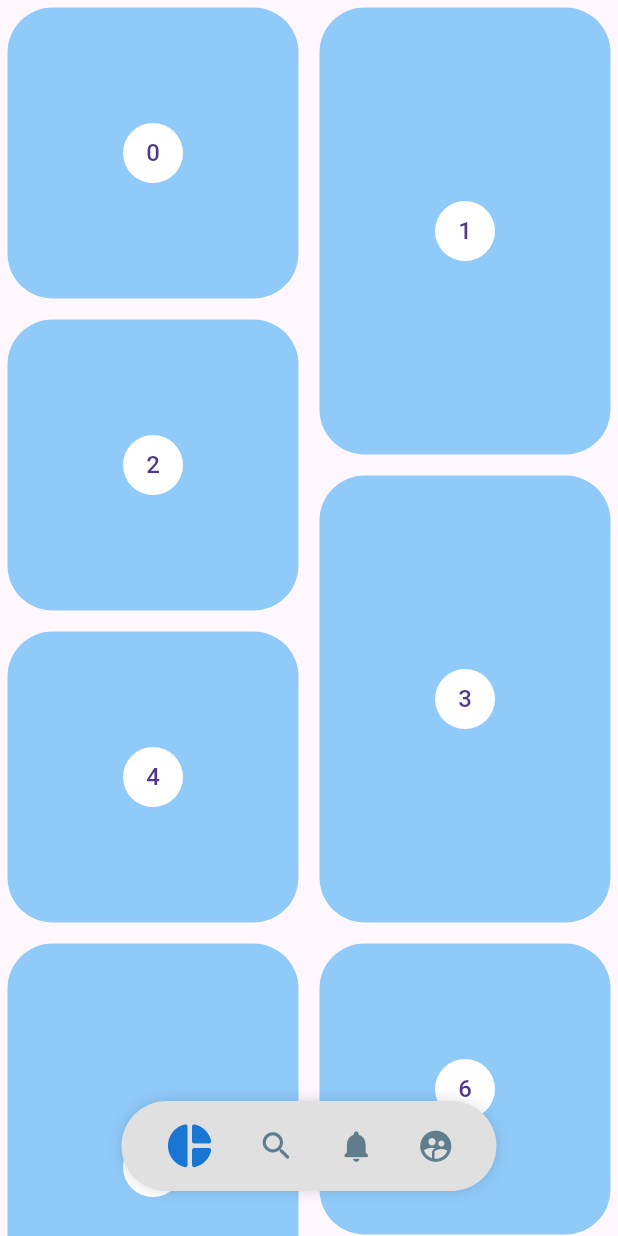
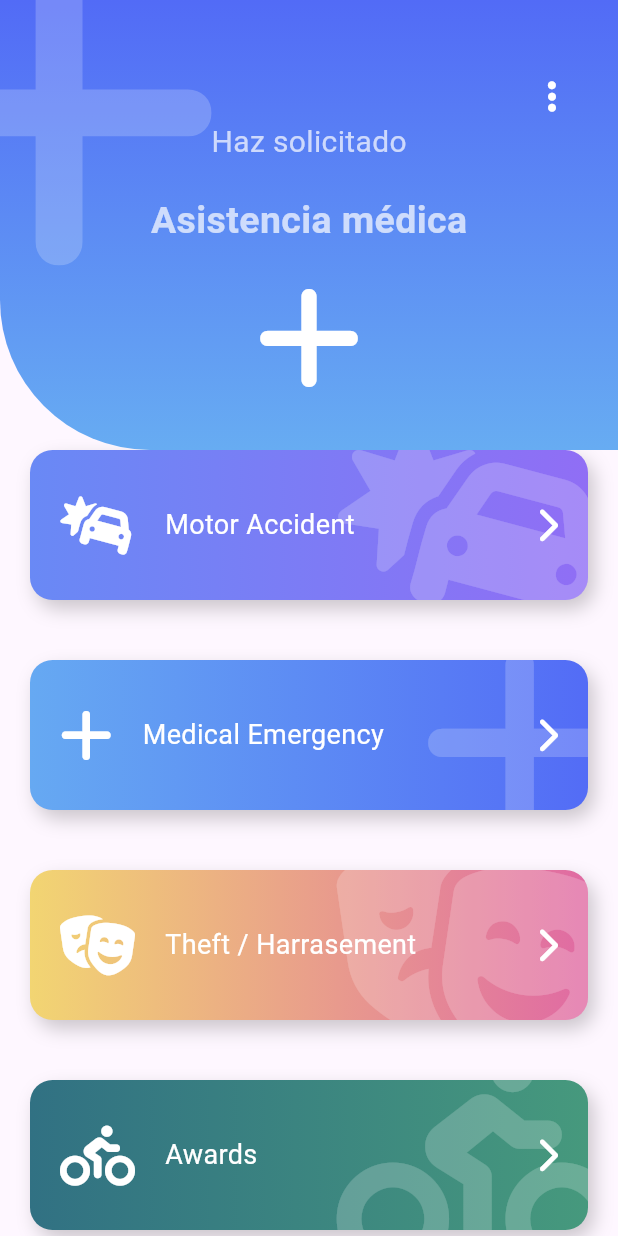
Before and after one commit to marcelaTrujilloToro/advance-flutter, a Flutter app: the screen it shows after launch, on a phone screen of 412 x 824 dp. Run offline on Flutter 3.47's test engine with Material 3 defaults, Android fonts, the phone set to English and light mode, and no system bars; our stand-ins replace animate_do, flutter_svg, font_awesome_flutter.

Commit message:
emergency-page

```diff
--- a/lib/main.dart
+++ b/lib/main.dart
@@ -1,5 +1,6 @@
 import 'package:flutter/material.dart';
-import 'package:disenos/src/pages/pinterest_page.dart';
+import 'package:disenos/src/pages/emergency_page.dart';
+// import 'package:disenos/src/pages/pinterest_page.dart';
 // import 'package:disenos/src/pages/slideshow_page.dart';
 // import 'package:disenos/src/labs/slideshow_page.dart';
 // import 'package:disenos/src/pages/circular_graphics_page.dart';
@@ -17,10 +18,10 @@ class MainApp extends StatelessWidget {
 
   @override
   Widget build(BuildContext context) {
-    return const MaterialApp(
+    return MaterialApp(
       debugShowCheckedModeBanner: false,
       title: 'Diseños App',
-      home: PinterestPage(),
+      home: EmergencyPage(),
     );
   }
 }
--- /dev/null
+++ b/lib/src/pages/emergency_page.dart
@@ -0,0 +1,117 @@
+import 'package:animate_do/animate_do.dart';
+import 'package:disenos/src/widgets/emergency_header.dart';
+import 'package:disenos/src/widgets/fat_button.dart';
+import 'package:flutter/material.dart';
+import 'package:font_awesome_flutter/font_awesome_flutter.dart';
+
+class ItemBoton {
+  final IconData icon;
+  final String texto;
+  final Color color1;
+  final Color color2;
+
+  ItemBoton(this.icon, this.texto, this.color1, this.color2);
+}
+
+class EmergencyPage extends StatelessWidget {
+  const EmergencyPage({super.key});
+
+  @override
+  Widget build(BuildContext context) {
+    final items = <ItemBoton>[
+      ItemBoton(FontAwesomeIcons.carBurst, 'Motor Accident',
+          const Color(0xff6989F5), const Color(0xff906EF5)),
+      ItemBoton(FontAwesomeIcons.plus, 'Medical Emergency',
+          const Color(0xff66A9F2), const Color(0xff536CF6)),
+      ItemBoton(FontAwesomeIcons.masksTheater, 'Theft / Harrasement',
+          const Color(0xffF2D572), const Color(0xffE06AA3)),
+      ItemBoton(FontAwesomeIcons.personBiking, 'Awards',
+          const Color(0xff317183), const Color(0xff46997D)),
+      ItemBoton(FontAwesomeIcons.carBurst, 'Motor Accident',
+          const Color(0xff6989F5), const Color(0xff906EF5)),
+      ItemBoton(FontAwesomeIcons.plus, 'Medical Emergency',
+          const Color(0xff66A9F2), const Color(0xff536CF6)),
+      ItemBoton(FontAwesomeIcons.masksTheater, 'Theft / Harrasement',
+          const Color(0xffF2D572), const Color(0xffE06AA3)),
+      ItemBoton(FontAwesomeIcons.personBiking, 'Awards',
+          const Color(0xff317183), const Color(0xff46997D)),
+      ItemBoton(FontAwesomeIcons.carBurst, 'Motor Accident',
+          const Color(0xff6989F5), const Color(0xff906EF5)),
+      ItemBoton(FontAwesomeIcons.plus, 'Medical Emergency',
+          const Color(0xff66A9F2), const Color(0xff536CF6)),
+      ItemBoton(FontAwesomeIcons.masksTheater, 'Theft / Harrasement',
+          const Color(0xffF2D572), const Color(0xffE06AA3)),
+      ItemBoton(FontAwesomeIcons.personBiking, 'Awards',
+          const Color(0xff317183), const Color(0xff46997D)),
+    ];
+
+    List<Widget> itemMap = items
+        .map(
+          (item) => FadeInLeft(
+            duration: const Duration(milliseconds: 250),
+            child: FatButton(
+              icon: item.icon,
+              text: item.texto,
+              onPress: () {},
+              color1: item.color1,
+              color2: item.color2,
+            ),
+          ),
+        )
+        .toList();
+
+    return Scaffold(
+      body: Stack(
+        children: <Widget>[
+          Container(
+            margin: const EdgeInsets.only(top: 200),
+            child: ListView(
+              physics: const BouncingScrollPhysics(),
+              children: <Widget>[
+                const SizedBox(
+                  height: 80,
+                ),
+                ...itemMap
+              ],
+            ),
+          ),
+          const PageHeader()
+        ],
+      ),
+    );
+  }
+}
+
+class PageHeader extends StatelessWidget {
+  const PageHeader({
+    super.key,
+  });
+
+  @override
+  Widget build(BuildContext context) {
+    return Stack(
+      children: [
+        const EmergencyHeader(
+          icon: FontAwesomeIcons.plus,
+          title: 'Asistencia médica',
+          subTitle: 'Haz solicitado',
+          color1: Color(0xff526bf6),
+          color2: Color(0xff67acf2),
+        ),
+        Positioned(
+          right: 0,
+          top: 40,
+          child: RawMaterialButton(
+            onPressed: () {},
+            shape: const CircleBorder(),
+            padding: const EdgeInsets.all(6),
+            child: const FaIcon(
+              FontAwesomeIcons.ellipsisVertical,
+              color: Colors.white,
+            ),
+          ),
+        )
+      ],
+    );
+  }
+}
--- /dev/null
+++ b/lib/src/widgets/emergency_header.dart
@@ -0,0 +1,96 @@
+import 'package:flutter/material.dart';
+import 'package:font_awesome_flutter/font_awesome_flutter.dart';
+
+class EmergencyHeader extends StatelessWidget {
+  final IconData icon;
+  final String title;
+  final String subTitle;
+  final Color color1;
+  final Color color2;
+
+  const EmergencyHeader({
+    super.key,
+    required this.icon,
+    required this.title,
+    required this.subTitle,
+    this.color1 = Colors.blue,
+    this.color2 = Colors.blueAccent,
+  });
+
+  @override
+  Widget build(BuildContext context) {
+    final Color whiteColor = Colors.white.withOpacity(0.7);
+
+    return Stack(
+      children: [
+        _EmergencyHeaderBackground(
+          color1: color1,
+          color2: color2,
+        ),
+        Positioned(
+          top: -50,
+          left: -70,
+          child: FaIcon(
+            icon,
+            size: 250,
+            color: Colors.white.withOpacity(0.2),
+          ),
+        ),
+        Column(
+          children: <Widget>[
+            const SizedBox(
+              height: 80,
+              width: double.infinity,
+            ),
+            Text(
+              subTitle,
+              style: TextStyle(fontSize: 20, color: whiteColor),
+            ),
+            const SizedBox(height: 20),
+            Text(
+              title,
+              style: TextStyle(
+                  fontSize: 25, color: whiteColor, fontWeight: FontWeight.bold),
+            ),
+            const SizedBox(height: 20),
+            FaIcon(
+              icon,
+              size: 80,
+              color: Colors.white,
+            ),
+          ],
+        )
+      ],
+    );
+  }
+}
+
+class _EmergencyHeaderBackground extends StatelessWidget {
+  final Color color1;
+  final Color color2;
+
+  const _EmergencyHeaderBackground({
+    required this.color1,
+    required this.color2,
+  });
+
+  @override
+  Widget build(BuildContext context) {
+    return Container(
+      width: double.infinity,
+      height: 300,
+      decoration: BoxDecoration(
+        borderRadius: const BorderRadius.only(
+          bottomLeft: Radius.circular(100),
+        ),
+        gradient: LinearGradient(
+            begin: Alignment.topCenter,
+            end: Alignment.bottomCenter,
+            colors: <Color>[
+              color1,
+              color2,
+            ]),
+      ),
+    );
+  }
+}
--- /dev/null
+++ b/lib/src/widgets/fat_button.dart
@@ -0,0 +1,106 @@
+import 'package:flutter/material.dart';
+import 'package:font_awesome_flutter/font_awesome_flutter.dart';
+
+class FatButton extends StatelessWidget {
+  final IconData icon;
+  final String text;
+  final Color color1;
+  final Color color2;
+  final Function() onPress;
+
+  const FatButton({
+    super.key,
+    required this.icon,
+    required this.text,
+    this.color1 = Colors.grey,
+    this.color2 = Colors.blueGrey,
+    required this.onPress,
+  });
+
+  @override
+  Widget build(BuildContext context) {
+    return GestureDetector(
+      onTap: onPress,
+      child: Stack(
+        children: <Widget>[
+          _FatButtonBackground(color1, color2, icon),
+          //
+          Row(
+            mainAxisAlignment: MainAxisAlignment.center,
+            children: <Widget>[
+              const SizedBox(height: 140, width: 40),
+              FaIcon(
+                icon,
+                color: Colors.white,
+                size: 40,
+              ),
+              const SizedBox(width: 20),
+              Expanded(
+                child: Text(
+                  text,
+                  style: const TextStyle(color: Colors.white, fontSize: 18),
+                ),
+              ),
+              const FaIcon(
+                FontAwesomeIcons.chevronRight,
+                color: Colors.white,
+              ),
+              const SizedBox(width: 40),
+            ],
+          )
+        ],
+      ),
+    );
+  }
+}
+
+class _FatButtonBackground extends StatelessWidget {
+  final Color color1;
+  final Color color2;
+  final IconData icon;
+
+  const _FatButtonBackground(this.color1, this.color2, this.icon);
+
+  @override
+  Widget build(BuildContext context) {
+    return Container(
+      width: double.infinity,
+      height: 100,
+      margin: const EdgeInsets.all(20),
+      decoration: BoxDecoration(
+        boxShadow: <BoxShadow>[
+          BoxShadow(
+            color: Colors.black.withOpacity(0.2),
+            offset: const Offset(4, 6),
+            blurRadius: 10,
+          ),
+        ],
+        borderRadius: BorderRadius.circular(15),
+        gradient: LinearGradient(
+          colors: <Color>[
+            color1,
+            color2,
+          ],
+        ),
+      ),
+
+      //
+      child: ClipRRect(
+        borderRadius: BorderRadius.circular(15),
+        child: Stack(
+          children: <Widget>[
+            Positioned(
+              right: -20,
+              top: -20,
+              child: FaIcon(
+                icon,
+                size: 150,
+                color: Colors.white.withOpacity(0.2),
+              ),
+            )
+          ],
+        ),
+      ),
+    );
+  }
+}
--- a/pubspec.yaml
+++ b/pubspec.yaml
@@ -7,10 +7,12 @@ environment:
   sdk: '>=3.3.0 <4.0.0'
 
 dependencies:
+  animate_do: ^3.3.4
   flutter:
     sdk: flutter
   flutter_staggered_grid_view: ^0.4.1
   flutter_svg: ^2.0.10+1
+  font_awesome_flutter: ^10.7.0
   provider: ^6.1.2
 
 dev_dependencies:
```
Also changed, not shown: pubspec.lock.
